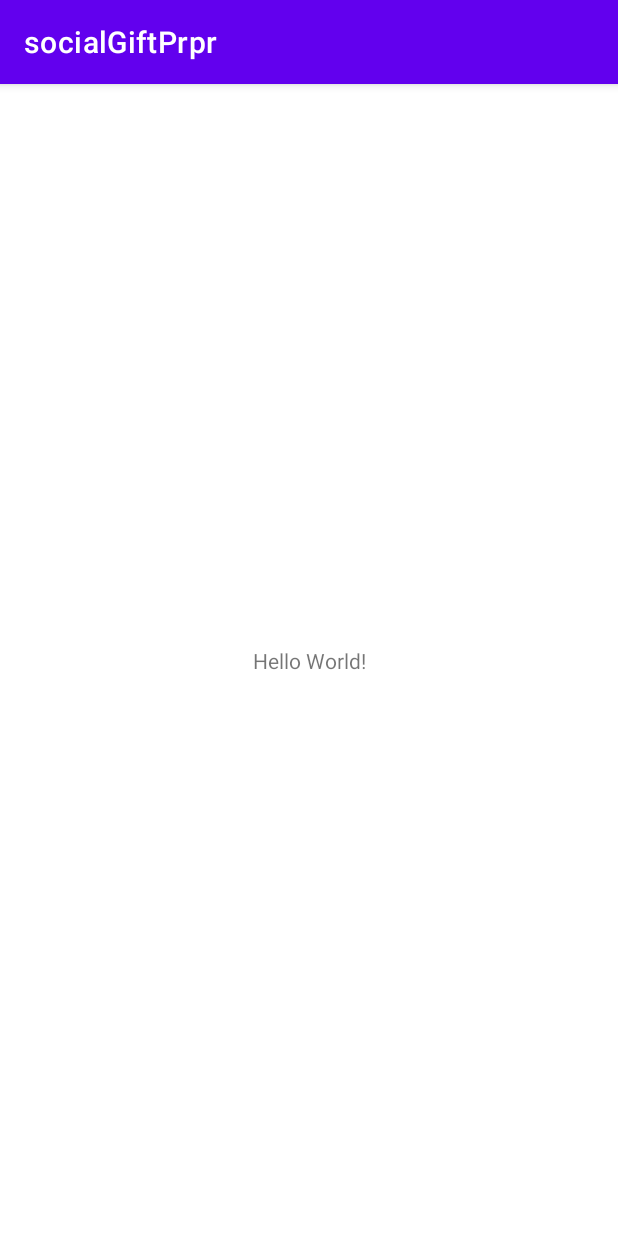
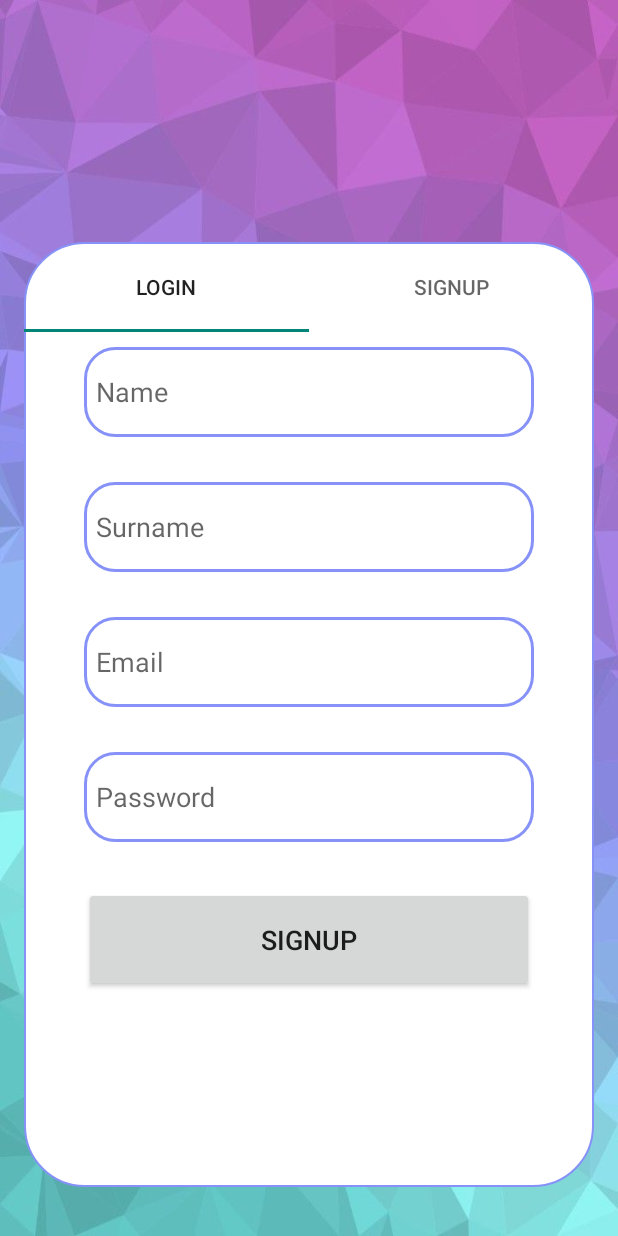
Before and after one commit to eupafe/socialGiftPrpr, an Android app: the screen it shows after launch (MainActivity), on a phone screen of 412 x 824 dp. Run offline under Robolectric (Android 15) with nearby library versions, the light colour scheme and no system bars.

Commit message:
login and signup

```diff
--- a/app/src/main/java/com/example/socialgiftprpr/MainActivity.java
+++ b/app/src/main/java/com/example/socialgiftprpr/MainActivity.java
@@ -1,15 +1,57 @@
 package com.example.socialgiftprpr;
 
 import androidx.appcompat.app.AppCompatActivity;
+import androidx.fragment.app.FragmentManager;
+import androidx.viewpager2.widget.ViewPager2;
 
 import android.os.Bundle;
 
+import com.google.android.material.tabs.TabLayout;
+
 public class MainActivity extends AppCompatActivity {
+
+    private TabLayout tabLayout;
+    private ViewPager2 viewPager2;
+    private ViewPagerAdapter adapter;
 
     @Override
     protected void onCreate(Bundle savedInstanceState) {
         super.onCreate(savedInstanceState);
         setContentView(R.layout.activity_main);
-        System.out.println("hello");
+
+        tabLayout = findViewById(R.id.tab_layout);
+        viewPager2 = findViewById(R.id.view_pager);
+
+        tabLayout.addTab(tabLayout.newTab().setText("Login"));
+        tabLayout.addTab(tabLayout.newTab().setText("Signup"));
+
+        FragmentManager fragmentManager = getSupportFragmentManager();
+        adapter = new ViewPagerAdapter(fragmentManager, getLifecycle());
+        viewPager2.setAdapter(adapter);
+
+        tabLayout.addOnTabSelectedListener(new TabLayout.OnTabSelectedListener() {
+            @Override
+            public void onTabSelected(TabLayout.Tab tab) {
+                viewPager2.setCurrentItem(tab.getPosition());
+            }
+
+            @Override
+            public void onTabUnselected(TabLayout.Tab tab) {
+
+            }
+
+            @Override
+            public void onTabReselected(TabLayout.Tab tab) {
+
+            }
+        });
+
+        viewPager2.registerOnPageChangeCallback(new ViewPager2.OnPageChangeCallback() {
+            @Override
+            public void onPageSelected(int position) {
+               tabLayout.selectTab(tabLayout.getTabAt(position));
+            }
+        });
+
     }
 }
--- /dev/null
+++ b/app/src/main/java/com/example/socialgiftprpr/ViewPagerAdapter.java
@@ -0,0 +1,28 @@
+package com.example.socialgiftprpr;
+
+import androidx.annotation.NonNull;
+import androidx.fragment.app.Fragment;
+import androidx.fragment.app.FragmentManager;
+import androidx.lifecycle.Lifecycle;
+import androidx.viewpager2.adapter.FragmentStateAdapter;
+
+public class ViewPagerAdapter extends FragmentStateAdapter {
+
+    public ViewPagerAdapter(@NonNull FragmentManager fragmentManager, @NonNull Lifecycle lifecycle) {
+        super(fragmentManager, lifecycle);
+    }
+
+    @NonNull
+    @Override
+    public Fragment createFragment(int position) {
+        if(position == 1){
+            return new logIn();
+        }
+        return new signUp();
+    }
+
+    @Override
+    public int getItemCount() {
+        return 2;
+    }
+}
--- /dev/null
+++ b/app/src/main/java/com/example/socialgiftprpr/logIn.java
@@ -0,0 +1,19 @@
+package com.example.socialgiftprpr;
+
+import android.os.Bundle;
+
+import androidx.fragment.app.Fragment;
+
+import android.view.LayoutInflater;
+import android.view.View;
+import android.view.ViewGroup;
+
+public class logIn extends Fragment {
+
+    @Override
+    public View onCreateView(LayoutInflater inflater, ViewGroup container,
+                             Bundle savedInstanceState) {
+        // Inflate the layout for this fragment
+        return inflater.inflate(R.layout.fragment_log_in, container, false);
+    }
+}
--- /dev/null
+++ b/app/src/main/java/com/example/socialgiftprpr/signUp.java
@@ -0,0 +1,19 @@
+package com.example.socialgiftprpr;
+
+import android.os.Bundle;
+
+import androidx.fragment.app.Fragment;
+
+import android.view.LayoutInflater;
+import android.view.View;
+import android.view.ViewGroup;
+
+public class signUp extends Fragment {
+
+    @Override
+    public View onCreateView(LayoutInflater inflater, ViewGroup container,
+                             Bundle savedInstanceState) {
+        // Inflate the layout for this fragment
+        return inflater.inflate(R.layout.fragment_sign_up, container, false);
+    }
+}
--- /dev/null
+++ b/app/src/main/res/drawable/edittext.xml
@@ -0,0 +1,12 @@
+<?xml version="1.0" encoding="utf-8"?>
+<shape xmlns:android="http://schemas.android.com/apk/res/android"
+    android:shape="rectangle">
+
+    <solid android:color="@color/white"/>
+    <corners
+        android:radius="20dp"/>
+    <stroke
+        android:color="@color/lavender"
+        android:width="2dp"/>
+
+</shape>
--- /dev/null
+++ b/app/src/main/res/drawable/tab.xml
@@ -0,0 +1,8 @@
+<?xml version="1.0" encoding="utf-8"?>
+<shape xmlns:android="http://schemas.android.com/apk/res/android"
+    android:shape="rectangle">
+
+    <solid android:color="@color/white"/>
+    <corners
+        android:radius="40dp"/>
+</shape>
--- /dev/null
+++ b/app/src/main/res/drawable/view_pager.xml
@@ -0,0 +1,12 @@
+<?xml version="1.0" encoding="utf-8"?>
+<shape xmlns:android="http://schemas.android.com/apk/res/android"
+    android:shape="rectangle">
+
+    <solid android:color="@color/white"/>
+    <corners
+        android:radius="40dp"/>
+    <stroke
+        android:color="@color/lavender"
+        android:width="1dp"/>
+
+</shape>
--- a/app/src/main/res/layout/activity_main.xml
+++ b/app/src/main/res/layout/activity_main.xml
@@ -1,18 +1,45 @@
 <?xml version="1.0" encoding="utf-8"?>
-<androidx.constraintlayout.widget.ConstraintLayout xmlns:android="http://schemas.android.com/apk/res/android"
+<androidx.constraintlayout.widget.ConstraintLayout
+    xmlns:android="http://schemas.android.com/apk/res/android"
     xmlns:app="http://schemas.android.com/apk/res-auto"
     xmlns:tools="http://schemas.android.com/tools"
     android:layout_width="match_parent"
     android:layout_height="match_parent"
+    android:background="@drawable/background"
     tools:context=".MainActivity">
 
-    <TextView
-        android:layout_width="wrap_content"
-        android:layout_height="wrap_content"
-        android:text="Hello World!"
+    <androidx.constraintlayout.widget.ConstraintLayout
+        android:layout_width="380dp"
+        android:layout_height="0dp"
+        android:layout_marginBottom="20dp"
+        app:layout_constraintTop_toTopOf="parent"
         app:layout_constraintBottom_toBottomOf="parent"
+        app:layout_constraintStart_toStartOf="parent"
         app:layout_constraintEnd_toEndOf="parent"
-        app:layout_constraintStart_toStartOf="parent"
-        app:layout_constraintTop_toTopOf="parent" />
+        app:layout_constraintHeight_percent=".78"
+        app:layout_constraintVertical_bias="1">
+
+        <androidx.viewpager2.widget.ViewPager2
+            android:layout_width="match_parent"
+            android:layout_height="630dp"
+            android:id="@+id/view_pager"
+            app:layout_constraintVertical_bias="0"
+            android:background="@drawable/view_pager"
+            app:layout_constraintTop_toTopOf="parent"
+            app:layout_constraintBottom_toBottomOf="parent"
+            app:layout_constraintStart_toStartOf="parent"
+            app:layout_constraintEnd_toEndOf="parent"/>
+
+        <com.google.android.material.tabs.TabLayout
+            android:layout_width="match_parent"
+            android:layout_height="60dp"
+            android:id="@+id/tab_layout"
+            app:layout_constraintVertical_bias="0"
+            app:layout_constraintTop_toTopOf="parent"
+            app:layout_constraintBottom_toBottomOf="parent"
+            app:layout_constraintStart_toStartOf="parent"
+            app:layout_constraintEnd_toEndOf="parent"/>
+
+    </androidx.constraintlayout.widget.ConstraintLayout>
 
 </androidx.constraintlayout.widget.ConstraintLayout>
--- /dev/null
+++ b/app/src/main/res/layout/fragment_log_in.xml
@@ -0,0 +1,60 @@
+<?xml version="1.0" encoding="utf-8"?>
+<LinearLayout
+    xmlns:android="http://schemas.android.com/apk/res/android"
+    xmlns:tools="http://schemas.android.com/tools"
+    xmlns:app="http://schemas.android.com/apk/res-auto"
+    android:layout_width="match_parent"
+    android:layout_height="match_parent"
+    android:orientation="vertical"
+    tools:context=".logIn">
+
+    <LinearLayout
+        android:layout_width="match_parent"
+        android:layout_height="wrap_content"
+        android:orientation="vertical">
+
+        <LinearLayout
+            android:layout_width="match_parent"
+            android:layout_height="wrap_content"
+            android:orientation="vertical"
+            android:layout_marginTop="20dp"
+            android:padding="20dp">
+
+
+            <EditText
+                android:layout_width="300dp"
+                android:layout_height="60dp"
+                android:layout_gravity="center"
+                android:id="@+id/signup_email"
+                android:layout_marginTop="30dp"
+                android:padding="8dp"
+                android:hint="Email"
+                android:background="@drawable/edittext"/>
+
+            <EditText
+                android:layout_width="300dp"
+                android:layout_height="60dp"
+                android:layout_gravity="center"
+                android:id="@+id/signup_password"
+                android:layout_marginTop="30dp"
+                android:padding="8dp"
+                android:hint="Password"
+                android:inputType="textPassword"
+                android:background="@drawable/edittext"/>
+
+            <Button
+                android:layout_width="300dp"
+                android:layout_height="70dp"
+                android:layout_gravity="center"
+                android:layout_marginTop="30dp"
+                android:id="@+id/login_button"
+                android:textSize="18sp"
+                android:text="Login"
+                app:cornerRadius = "30dp"/>
+
+
+        </LinearLayout>
+
+    </LinearLayout>
+
+</LinearLayout>
--- /dev/null
+++ b/app/src/main/res/layout/fragment_sign_up.xml
@@ -0,0 +1,79 @@
+<?xml version="1.0" encoding="utf-8"?>
+<LinearLayout
+    xmlns:android="http://schemas.android.com/apk/res/android"
+    xmlns:tools="http://schemas.android.com/tools"
+    xmlns:app="http://schemas.android.com/apk/res-auto"
+    android:layout_width="match_parent"
+    android:layout_height="match_parent"
+    android:orientation="vertical"
+    tools:context=".signUp">
+
+    <LinearLayout
+        android:layout_width="match_parent"
+        android:layout_height="wrap_content"
+        android:orientation="vertical">
+
+        <LinearLayout
+            android:layout_width="match_parent"
+            android:layout_height="wrap_content"
+            android:orientation="vertical"
+            android:layout_marginTop="20dp"
+            android:padding="20dp">
+
+            <EditText
+                android:layout_width="300dp"
+                android:layout_height="60dp"
+                android:layout_gravity="center"
+                android:id="@+id/signup_name"
+                android:layout_marginTop="30dp"
+                android:padding="8dp"
+                android:hint="Name"
+                android:background="@drawable/edittext"/>
+
+            <EditText
+                android:layout_width="300dp"
+                android:layout_height="60dp"
+                android:layout_gravity="center"
+                android:id="@+id/signup_surname"
+                android:layout_marginTop="30dp"
+                android:padding="8dp"
+                android:hint="Surname"
+                android:background="@drawable/edittext"/>
+
+            <EditText
+                android:layout_width="300dp"
+                android:layout_height="60dp"
+                android:layout_gravity="center"
+                android:id="@+id/signup_email"
+                android:layout_marginTop="30dp"
+                android:padding="8dp"
+                android:hint="Email"
+                android:background="@drawable/edittext"/>
+
+            <EditText
+                android:layout_width="300dp"
+                android:layout_height="60dp"
+                android:layout_gravity="center"
+                android:id="@+id/signup_password"
+                android:layout_marginTop="30dp"
+                android:padding="8dp"
+                android:hint="Password"
+                android:inputType="textPassword"
+                android:background="@drawable/edittext"/>
+
+            <Button
+                android:layout_width="300dp"
+                android:layout_height="70dp"
+                android:layout_gravity="center"
+                android:layout_marginTop="30dp"
+                android:id="@+id/signup_button"
+                android:textSize="18sp"
+                android:text="SignUp"
+                app:cornerRadius = "30dp"/>
+
+
+        </LinearLayout>
+
+    </LinearLayout>
+
+</LinearLayout>
--- a/app/src/main/res/values/colors.xml
+++ b/app/src/main/res/values/colors.xml
@@ -7,4 +7,5 @@
     <color name="teal_700">#FF018786</color>
     <color name="black">#FF000000</color>
     <color name="white">#FFFFFFFF</color>
+    <color name="lavender">#8692f7</color>
 </resources>
--- a/app/src/main/res/values/strings.xml
+++ b/app/src/main/res/values/strings.xml
@@ -1,3 +1,5 @@
 <resources>
     <string name="app_name">socialGiftPrpr</string>
+    <!-- TODO: Remove or change this placeholder text -->
+    <string name="hello_blank_fragment">Hello blank fragment</string>
 </resources>
--- a/app/src/main/res/values/themes.xml
+++ b/app/src/main/res/values/themes.xml
@@ -1,9 +1,9 @@
 <resources xmlns:tools="http://schemas.android.com/tools">
     <!-- Base application theme. -->
-    <style name="Theme.SocialGiftPrpr" parent="Theme.MaterialComponents.DayNight.DarkActionBar">
+    <style name="Theme.SocialGiftPrpr" parent="Theme.MaterialComponents.DayNight.NoActionBarr">
         <!-- Primary brand color. -->
-        <item name="colorPrimary">@color/purple_500</item>
-        <item name="colorPrimaryVariant">@color/purple_700</item>
+        <item name="colorPrimary">@color/lavender</item>
+        <item name="colorPrimaryVariant">@color/lavender</item>
         <item name="colorOnPrimary">@color/white</item>
         <!-- Secondary brand color. -->
         <item name="colorSecondary">@color/teal_200</item>
```
Also changed, not shown: app/src/main/res/drawable/background.jpg (added).
